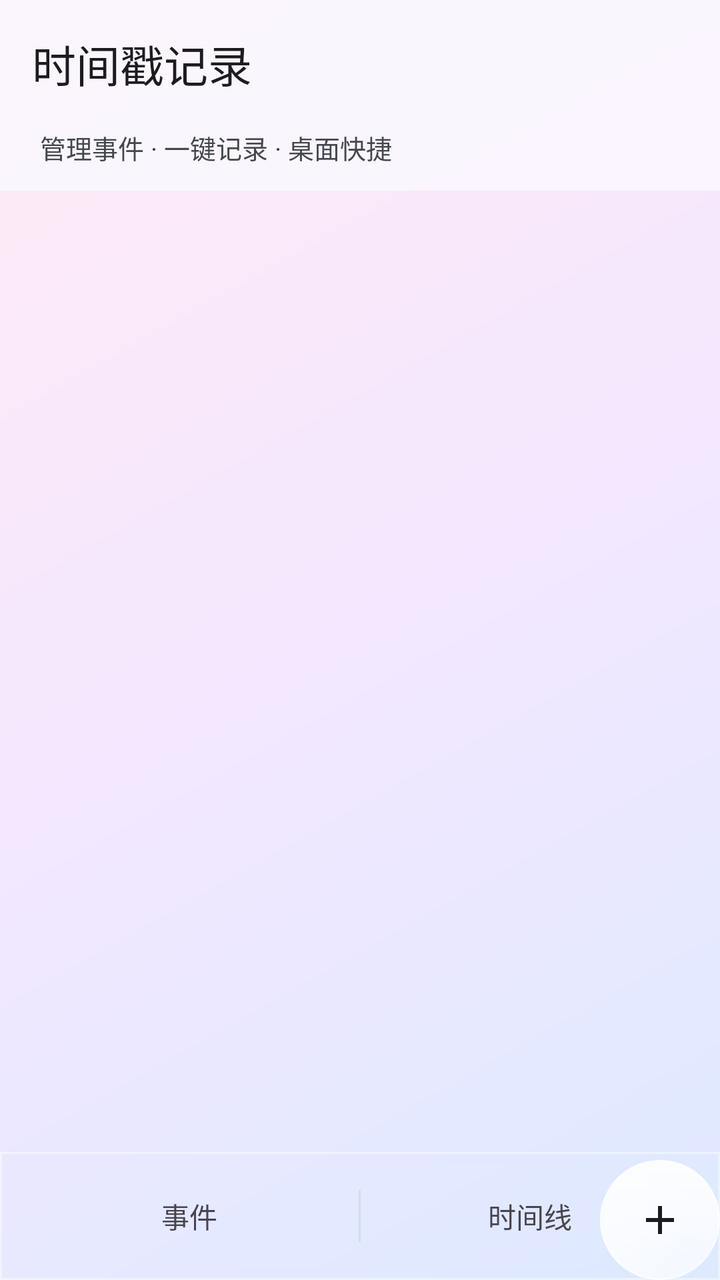
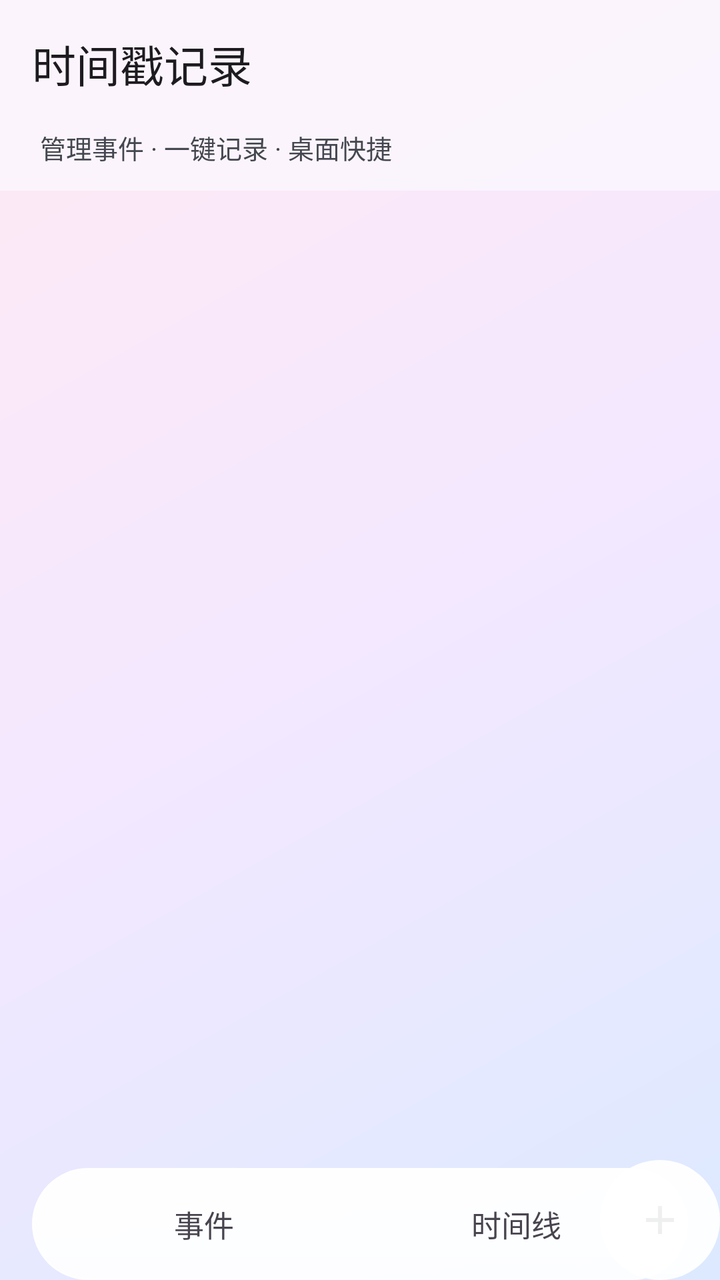

The first picture is an Android layout as it rendered before a commit; the second is the same layout after the commit. The layout source and the unified diff follow.
<!-- AndroidManifest.xml: application theme Theme.Timestamp -->
<!-- res/layout/activity_main.xml -->
<?xml version="1.0" encoding="utf-8"?>
<androidx.coordinatorlayout.widget.CoordinatorLayout
    xmlns:android="http://schemas.android.com/apk/res/android"
    xmlns:app="http://schemas.android.com/apk/res-auto"
    android:layout_width="match_parent"
    android:layout_height="match_parent"
    android:background="@drawable/bg_main_gradient">

    <com.google.android.material.appbar.AppBarLayout
        android:id="@+id/appBar"
        android:layout_width="match_parent"
        android:layout_height="wrap_content"
        android:background="@color/glass_toolbar"
        app:elevation="0dp">

        <com.google.android.material.appbar.MaterialToolbar
            android:id="@+id/toolbar"
            android:layout_width="match_parent"
            android:layout_height="?attr/actionBarSize"
            app:title="@string/main_title"
            app:titleTextAppearance="@style/TextAppearance.Material3.TitleLarge" />

        <TextView
            android:id="@+id/tvSubtitle"
            android:layout_width="wrap_content"
            android:layout_height="wrap_content"
            android:paddingStart="20dp"
            android:paddingBottom="12dp"
            android:text="@string/main_subtitle"
            android:textColor="?attr/colorOnSurfaceVariant"
            android:textSize="13sp" />
    </com.google.android.material.appbar.AppBarLayout>

    
    <FrameLayout
        android:layout_width="match_parent"
        android:layout_height="match_parent"
        app:layout_behavior="@string/appbar_scrolling_view_behavior">

        <TextView
            android:id="@+id/tvEmpty"
            android:layout_width="match_parent"
            android:layout_height="wrap_content"
            android:layout_marginTop="64dp"
            android:gravity="center"
            android:lineSpacingExtra="6dp"
            android:text="@string/empty_events"
            android:textColor="?attr/colorOnSurfaceVariant"
            android:textSize="15sp"
            android:visibility="gone" />

        <androidx.recyclerview.widget.RecyclerView
            android:id="@+id/recyclerEvents"
            android:layout_width="match_parent"
            android:layout_height="match_parent"
            android:clipToPadding="false"
            android:paddingStart="16dp"
            android:paddingEnd="16dp"
            android:paddingTop="4dp"
            android:paddingBottom="@dimen/list_bottom_padding"
            android:scrollbars="vertical" />

        <TextView
            android:id="@+id/tvEmptyTimeline"
            android:layout_width="match_parent"
            android:layout_height="wrap_content"
            android:layout_marginTop="64dp"
            android:gravity="center"
            android:lineSpacingExtra="6dp"
            android:text="@string/timeline_empty"
            android:textColor="?attr/colorOnSurfaceVariant"
            android:textSize="15sp"
            android:visibility="gone" />

        <androidx.recyclerview.widget.RecyclerView
            android:id="@+id/recyclerTimeline"
            android:layout_width="match_parent"
            android:layout_height="match_parent"
            android:clipToPadding="false"
            android:paddingStart="16dp"
            android:paddingEnd="16dp"
            android:paddingTop="8dp"
            android:paddingBottom="@dimen/list_bottom_padding"
            android:scrollbars="vertical"
            android:visibility="gone" />
    </FrameLayout>

    
    <FrameLayout
        android:id="@+id/bottomBar"
        android:layout_width="match_parent"
        android:layout_height="@dimen/tab_bar_height"
        android:layout_gravity="bottom">

        
        <View
            android:id="@+id/bgGlass"
            android:layout_width="match_parent"
            android:layout_height="match_parent" />

        
        <View
            android:id="@+id/bgDim"
            android:layout_width="match_parent"
            android:layout_height="match_parent" />

        
        <View
            android:id="@+id/bgLiquid"
            android:layout_width="match_parent"
            android:layout_height="match_parent"
            android:background="@drawable/bg_liquid_bar" />

        
        <LinearLayout
            android:id="@+id/tabContent"
            android:layout_width="match_parent"
            android:layout_height="match_parent"
            android:orientation="horizontal"
            android:paddingStart="10dp"
            android:paddingEnd="10dp">

            <TextView
                android:id="@+id/tabEvents"
                android:layout_width="0dp"
                android:layout_height="match_parent"
                android:layout_weight="1"
                android:background="?attr/selectableItemBackground"
                android:gravity="center"
                android:text="@string/tab_events"
                android:textSize="14sp" />

            <View
                android:layout_width="1dp"
                android:layout_height="26dp"
                android:layout_gravity="center_vertical"
                android:background="@color/glass_stroke" />

            <TextView
                android:id="@+id/tabTimeline"
                android:layout_width="0dp"
                android:layout_height="match_parent"
                android:layout_weight="1"
                android:background="?attr/selectableItemBackground"
                android:gravity="center"
                android:text="@string/tab_timeline"
                android:textSize="14sp" />
        </LinearLayout>
    </FrameLayout>

    
    <ImageButton
        android:id="@+id/fabAdd"
        android:layout_width="60dp"
        android:layout_height="60dp"
        android:layout_gravity="bottom|end"
        android:background="@drawable/fab_liquid"
        android:contentDescription="@string/fab_add"
        android:elevation="6dp"
        android:foreground="?attr/selectableItemBackgroundBorderless"
        android:outlineProvider="background"
        android:scaleType="center"
        android:src="@drawable/ic_add" />

</androidx.coordinatorlayout.widget.CoordinatorLayout>
<!-- resources referenced by this layout -->
<resources>
  <color name="glass_stroke">#1A1565C0</color>
  <color name="glass_toolbar">#D9FBF8FF</color>
  <dimen name="list_bottom_padding">140dp</dimen>
  <dimen name="tab_bar_height">64dp</dimen>
  <!-- drawable bg_liquid_bar (drawable) -->
  <?xml version="1.0" encoding="utf-8"?>
  <layer-list xmlns:android="http://schemas.android.com/apk/res/android">
      
      <item
          android:insetTop="0dp"
          android:insetLeft="0dp"
          android:insetRight="0dp"
          android:insetBottom="32dp">
          <shape android:shape="rectangle">
              <stroke
                  android:width="1dp"
                  android:color="#59FFFFFF" />
          </shape>
      </item>
      
      <item>
          <shape android:shape="rectangle">
              <stroke
                  android:width="1dp"
                  android:color="#1AFFFFFF" />
          </shape>
      </item>
  </layer-list>
  <!-- drawable fab_liquid (drawable) -->
  <?xml version="1.0" encoding="utf-8"?>
  <layer-list xmlns:android="http://schemas.android.com/apk/res/android">
      
      <item>
          <shape android:shape="oval">
              <gradient
                  android:angle="270"
                  android:startColor="#E8FFFFFF"
                  android:centerColor="#B8FFFFFF"
                  android:endColor="#70FFFFFF" />
          </shape>
      </item>
      
      <item
          android:insetTop="4dp"
          android:insetLeft="4dp"
          android:insetRight="38dp"
          android:insetBottom="38dp">
          <shape android:shape="oval">
              <gradient
                  android:angle="45"
                  android:startColor="#A6FFFFFF"
                  android:endColor="#00FFFFFF" />
          </shape>
      </item>
      
      <item>
          <shape android:shape="oval">
              <stroke
                  android:width="1dp"
                  android:color="#59FFFFFF" />
          </shape>
      </item>
  </layer-list>
  <string name="fab_add">添加事件</string>
  <string name="main_subtitle">管理事件 · 一键记录 · 桌面快捷</string>
  <string name="main_title">时间戳记录</string>
  <string name="tab_events">事件</string>
  <string name="tab_timeline">时间线</string>
  <style name="Theme.Timestamp" parent="Theme.Material3.DayNight.NoActionBar">
          <item name="colorPrimary">@color/md_primary</item>
          <item name="colorOnPrimary">@color/md_on_primary</item>
          <item name="colorPrimaryContainer">@color/md_primary_container</item>
          <item name="colorOnPrimaryContainer">@color/md_on_primary_container</item>
          <item name="colorSecondary">@color/md_secondary</item>
          <item name="colorOnSecondary">@color/md_on_secondary</item>
          <item name="colorSecondaryContainer">@color/md_secondary_container</item>
          <item name="colorOnSecondaryContainer">@color/md_on_secondary_container</item>
          <item name="android:colorBackground">@color/md_background</item>
          <item name="colorSurface">@color/md_surface</item>
          <item name="colorOnSurface">@color/md_on_surface</item>
          <item name="colorSurfaceVariant">@color/md_surface_variant</item>
          <item name="colorOnSurfaceVariant">@color/md_on_surface_variant</item>
          <item name="colorOutline">@color/md_outline</item>
          <item name="android:statusBarColor">@android:color/transparent</item>
          <item name="android:windowLightStatusBar">true</item>
      </style>
  <color name="md_primary">#1565C0</color>
  <color name="md_on_primary">#FFFFFF</color>
  <color name="md_primary_container">#D7E3FF</color>
  <color name="md_on_primary_container">#001B3F</color>
  <color name="md_secondary">#546E7A</color>
  <color name="md_on_secondary">#FFFFFF</color>
  <color name="md_secondary_container">#D6E4EC</color>
  <color name="md_on_secondary_container">#0E1D25</color>
  <color name="md_background">#FBF8FF</color>
  <color name="md_surface">#FBF8FF</color>
  <color name="md_on_surface">#1A1C1E</color>
  <color name="md_surface_variant">#E1E2EC</color>
  <color name="md_on_surface_variant">#44474F</color>
  <color name="md_outline">#74777F</color>
  <!-- unchanged entries left out for length: 4 -->
</resources>

<!-- the commit's change to res/layout/activity_main.xml (unified diff, before → after) -->
@@ -1,165 +1,155 @@
 <?xml version="1.0" encoding="utf-8"?>
-<androidx.coordinatorlayout.widget.CoordinatorLayout
-    xmlns:android="http://schemas.android.com/apk/res/android"
+<FrameLayout xmlns:android="http://schemas.android.com/apk/res/android"
     xmlns:app="http://schemas.android.com/apk/res-auto"
+    android:id="@+id/root"
     android:layout_width="match_parent"
-    android:layout_height="match_parent"
-    android:background="@drawable/bg_main_gradient">
+    android:layout_height="match_parent">
 
-    <com.google.android.material.appbar.AppBarLayout
-        android:id="@+id/appBar"
-        android:layout_width="match_parent"
-        android:layout_height="wrap_content"
-        android:background="@color/glass_toolbar"
-        app:elevation="0dp">
-
-        <com.google.android.material.appbar.MaterialToolbar
-            android:id="@+id/toolbar"
-            android:layout_width="match_parent"
-            android:layout_height="?attr/actionBarSize"
-            app:title="@string/main_title"
-            app:titleTextAppearance="@style/TextAppearance.Material3.TitleLarge" />
-
-        <TextView
-            android:id="@+id/tvSubtitle"
-            android:layout_width="wrap_content"
-            android:layout_height="wrap_content"
-            android:paddingStart="20dp"
-            android:paddingBottom="12dp"
-            android:text="@string/main_subtitle"
-            android:textColor="?attr/colorOnSurfaceVariant"
-            android:textSize="13sp" />
-    </com.google.android.material.appbar.AppBarLayout>
-
-    
-    <FrameLayout
+    <androidx.coordinatorlayout.widget.CoordinatorLayout
+        android:id="@+id/mainHost"
         android:layout_width="match_parent"
         android:layout_height="match_parent"
-        app:layout_behavior="@string/appbar_scrolling_view_behavior">
+        android:background="@drawable/bg_main_gradient">
 
-        <TextView
-            android:id="@+id/tvEmpty"
+        
+        <View
+            android:id="@+id/timelineTrack"
+            android:layout_width="2dp"
+            android:layout_height="match_parent"
+            android:layout_gravity="top"
+            android:layout_marginStart="@dimen/timeline_line_inset"
+            android:background="@drawable/timeline_track"
+            android:visibility="gone" />
+
+        <com.google.android.material.appbar.AppBarLayout
+            android:id="@+id/appBar"
             android:layout_width="match_parent"
             android:layout_height="wrap_content"
-            android:layout_marginTop="64dp"
-            android:gravity="center"
-            android:lineSpacingExtra="6dp"
-            android:text="@string/empty_events"
-            android:textColor="?attr/colorOnSurfaceVariant"
-            android:textSize="15sp"
-            android:visibility="gone" />
+            android:background="@color/glass_toolbar"
+            app:elevation="0dp">
 
-        <androidx.recyclerview.widget.RecyclerView
-            android:id="@+id/recyclerEvents"
+            <com.google.android.material.appbar.MaterialToolbar
+                android:id="@+id/toolbar"
+                android:layout_width="match_parent"
+                android:layout_height="?attr/actionBarSize"
+                app:title="@string/main_title"
+                app:titleTextAppearance="@style/TextAppearance.Material3.TitleLarge" />
+
+            <TextView
+                android:id="@+id/tvSubtitle"
+                android:layout_width="wrap_content"
+                android:layout_height="wrap_content"
+                android:paddingStart="20dp"
+                android:paddingBottom="12dp"
+                android:text="@string/main_subtitle"
+                android:textColor="?attr/colorOnSurfaceVariant"
+                android:textSize="13sp" />
+        </com.google.android.material.appbar.AppBarLayout>
+
+        
+        <FrameLayout
             android:layout_width="match_parent"
             android:layout_height="match_parent"
-            android:clipToPadding="false"
-            android:paddingStart="16dp"
-            android:paddingEnd="16dp"
-            android:paddingTop="4dp"
-            android:paddingBottom="@dimen/list_bottom_padding"
-            android:scrollbars="vertical" />
+            app:layout_behavior="@string/appbar_scrolling_view_behavior">
 
-        <TextView
-            android:id="@+id/tvEmptyTimeline"
-            android:layout_width="match_parent"
-            android:layout_height="wrap_content"
-            android:layout_marginTop="64dp"
-            android:gravity="center"
-            android:lineSpacingExtra="6dp"
-            android:text="@string/timeline_empty"
-            android:textColor="?attr/colorOnSurfaceVariant"
-            android:textSize="15sp"
-            android:visibility="gone" />
+            <TextView
+                android:id="@+id/tvEmpty"
+                android:layout_width="match_parent"
+                android:layout_height="wrap_content"
+                android:layout_marginTop="64dp"
+                android:gravity="center"
+                android:lineSpacingExtra="6dp"
+                android:text="@string/empty_events"
+                android:textColor="?attr/colorOnSurfaceVariant"
+                android:textSize="15sp"
+                android:visibility="gone" />
 
-        <androidx.recyclerview.widget.RecyclerView
-            android:id="@+id/recyclerTimeline"
-            android:layout_width="match_parent"
-            android:layout_height="match_parent"
-            android:clipToPadding="false"
-            android:paddingStart="16dp"
-            android:paddingEnd="16dp"
-            android:paddingTop="8dp"
-            android:paddingBottom="@dimen/list_bottom_padding"
-            android:scrollbars="vertical"
-            android:visibility="gone" />
-    </FrameLayout>
+            <androidx.recyclerview.widget.RecyclerView
+                android:id="@+id/recyclerEvents"
+                android:layout_width="match_parent"
+                android:layout_height="match_parent"
+                android:clipToPadding="false"
+                android:paddingStart="16dp"
+                android:paddingEnd="16dp"
+                android:paddingTop="4dp"
+                android:paddingBottom="@dimen/list_bottom_padding"
+                android:scrollbars="vertical" />
+
+            <TextView
+                android:id="@+id/tvEmptyTimeline"
+                android:layout_width="match_parent"
+                android:layout_height="wrap_content"
+                android:layout_marginTop="64dp"
+                android:gravity="center"
+                android:lineSpacingExtra="6dp"
+                android:text="@string/timeline_empty"
+                android:textColor="?attr/colorOnSurfaceVariant"
+                android:textSize="15sp"
+                android:visibility="gone" />
+
+            <androidx.recyclerview.widget.RecyclerView
+                android:id="@+id/recyclerTimeline"
+                android:layout_width="match_parent"
+                android:layout_height="match_parent"
+                android:clipToPadding="false"
+                android:paddingStart="16dp"
+                android:paddingEnd="16dp"
+                android:paddingTop="8dp"
+                android:paddingBottom="@dimen/list_bottom_padding"
+                android:scrollbars="vertical"
+                android:visibility="gone" />
+        </FrameLayout>
+
+        
+        <ImageButton
+            android:id="@+id/fabAdd"
+            android:layout_width="60dp"
+            android:layout_height="60dp"
+            android:layout_gravity="bottom|end"
+            android:background="@drawable/fab_liquid"
+            android:contentDescription="@string/fab_add"
+            android:elevation="6dp"
+            android:foreground="?attr/selectableItemBackgroundBorderless"
+            android:outlineProvider="background"
+            android:scaleType="center"
+            android:src="@drawable/ic_add" />
+    </androidx.coordinatorlayout.widget.CoordinatorLayout>
 
     
     <FrameLayout
         android:id="@+id/bottomBar"
         android:layout_width="match_parent"
         android:layout_height="@dimen/tab_bar_height"
-        android:layout_gravity="bottom">
+        android:layout_gravity="bottom"
+        android:layout_marginStart="@dimen/space_4"
+        android:layout_marginEnd="@dimen/space_4"
+        android:background="@drawable/bg_bottom_nav">
 
-        
-        <View
-            android:id="@+id/bgGlass"
-            android:layout_width="match_parent"
-            android:layout_height="match_parent" />
-
-        
-        <View
-            android:id="@+id/bgDim"
-            android:layout_width="match_parent"
-            android:layout_height="match_parent" />
-
-        
-        <View
-            android:id="@+id/bgLiquid"
-            android:layout_width="match_parent"
-            android:layout_height="match_parent"
-            android:background="@drawable/bg_liquid_bar" />
-
-        
         <LinearLayout
             android:id="@+id/tabContent"
             android:layout_width="match_parent"
             android:layout_height="match_parent"
             android:orientation="horizontal"
-            android:paddingStart="10dp"
-            android:paddingEnd="10dp">
+            android:paddingStart="8dp"
+            android:paddingEnd="8dp">
 
             <TextView
                 android:id="@+id/tabEvents"
                 android:layout_width="0dp"
                 android:layout_height="match_parent"
                 android:layout_weight="1"
-                android:background="?attr/selectableItemBackground"
                 android:gravity="center"
                 android:text="@string/tab_events"
-                android:textSize="14sp" />
-
-            <View
-                android:layout_width="1dp"
-                android:layout_height="26dp"
-                android:layout_gravity="center_vertical"
-                android:background="@color/glass_stroke" />
+                android:textSize="15sp" />
 
             <TextView
                 android:id="@+id/tabTimeline"
                 android:layout_width="0dp"
                 android:layout_height="match_parent"
                 android:layout_weight="1"
-                android:background="?attr/selectableItemBackground"
                 android:gravity="center"
                 android:text="@string/tab_timeline"
-                android:textSize="14sp" />
+                android:textSize="15sp" />
         </LinearLayout>
     </FrameLayout>
-
-    
-    <ImageButton
-        android:id="@+id/fabAdd"
-        android:layout_width="60dp"
-        android:layout_height="60dp"
-        android:layout_gravity="bottom|end"
-        android:background="@drawable/fab_liquid"
-        android:contentDescription="@string/fab_add"
-        android:elevation="6dp"
-        android:foreground="?attr/selectableItemBackgroundBorderless"
-        android:outlineProvider="background"
-        android:scaleType="center"
-        android:src="@drawable/ic_add" />
-
-</androidx.coordinatorlayout.widget.CoordinatorLayout>
+</FrameLayout>
<!-- resource entries referenced after the edit -->
@@ -1,68 +1,57 @@
 <!-- resources referenced by this layout -->
 <resources>
-  <color name="glass_stroke">#1A1565C0</color>
-  <color name="glass_toolbar">#D9FBF8FF</color>
+  <color name="glass_toolbar">#BFFBF8FF</color>
   <dimen name="list_bottom_padding">140dp</dimen>
-  <dimen name="tab_bar_height">64dp</dimen>
-  <!-- drawable bg_liquid_bar (drawable) -->
+  <dimen name="space_4">16dp</dimen>
+  <dimen name="tab_bar_height">56dp</dimen>
+  <dimen name="timeline_line_inset">26dp</dimen>
+  <!-- drawable bg_bottom_nav (drawable) -->
   <?xml version="1.0" encoding="utf-8"?>
   <layer-list xmlns:android="http://schemas.android.com/apk/res/android">
-      
-      <item
-          android:insetTop="0dp"
-          android:insetLeft="0dp"
-          android:insetRight="0dp"
-          android:insetBottom="32dp">
+      <item>
           <shape android:shape="rectangle">
-              <stroke
-                  android:width="1dp"
-                  android:color="#59FFFFFF" />
+              <corners android:radius="28dp" />
+              <gradient
+                  android:angle="270"
+                  android:startColor="#F2FFFFFF"
+                  android:endColor="#E6FFFFFF" />
           </shape>
       </item>
       
       <item>
           <shape android:shape="rectangle">
+              <corners android:radius="28dp" />
               <stroke
                   android:width="1dp"
-                  android:color="#1AFFFFFF" />
+                  android:color="#40FFFFFF" />
           </shape>
       </item>
   </layer-list>
   <!-- drawable fab_liquid (drawable) -->
   <?xml version="1.0" encoding="utf-8"?>
   <layer-list xmlns:android="http://schemas.android.com/apk/res/android">
-      
       <item>
           <shape android:shape="oval">
               <gradient
                   android:angle="270"
-                  android:startColor="#E8FFFFFF"
-                  android:centerColor="#B8FFFFFF"
-                  android:endColor="#70FFFFFF" />
+                  android:startColor="#F2FFFFFF"
+                  android:endColor="#E8FFFFFF" />
           </shape>
       </item>
-      
-      <item
-          android:insetTop="4dp"
-          android:insetLeft="4dp"
-          android:insetRight="38dp"
-          android:insetBottom="38dp">
-          <shape android:shape="oval">
-              <gradient
-                  android:angle="45"
-                  android:startColor="#A6FFFFFF"
-                  android:endColor="#00FFFFFF" />
-          </shape>
-      </item>
-      
       <item>
           <shape android:shape="oval">
               <stroke
                   android:width="1dp"
-                  android:color="#59FFFFFF" />
+                  android:color="#33FFFFFF" />
           </shape>
       </item>
   </layer-list>
+  <!-- drawable timeline_track (drawable) -->
+  <?xml version="1.0" encoding="utf-8"?>
+  <shape xmlns:android="http://schemas.android.com/apk/res/android"
+      android:shape="rectangle">
+      <solid android:color="#1F44474F" />
+  </shape>
   <string name="fab_add">添加事件</string>
   <string name="main_subtitle">管理事件 · 一键记录 · 桌面快捷</string>
   <string name="main_title">时间戳记录</string>
@@ -85,6 +74,8 @@
           <item name="colorOutline">@color/md_outline</item>
           <item name="android:statusBarColor">@android:color/transparent</item>
           <item name="android:windowLightStatusBar">true</item>
+          
+          <item name="android:windowBackground">@drawable/bg_main_gradient</item>
       </style>
   <color name="md_primary">#1565C0</color>
   <color name="md_on_primary">#FFFFFF</color>
